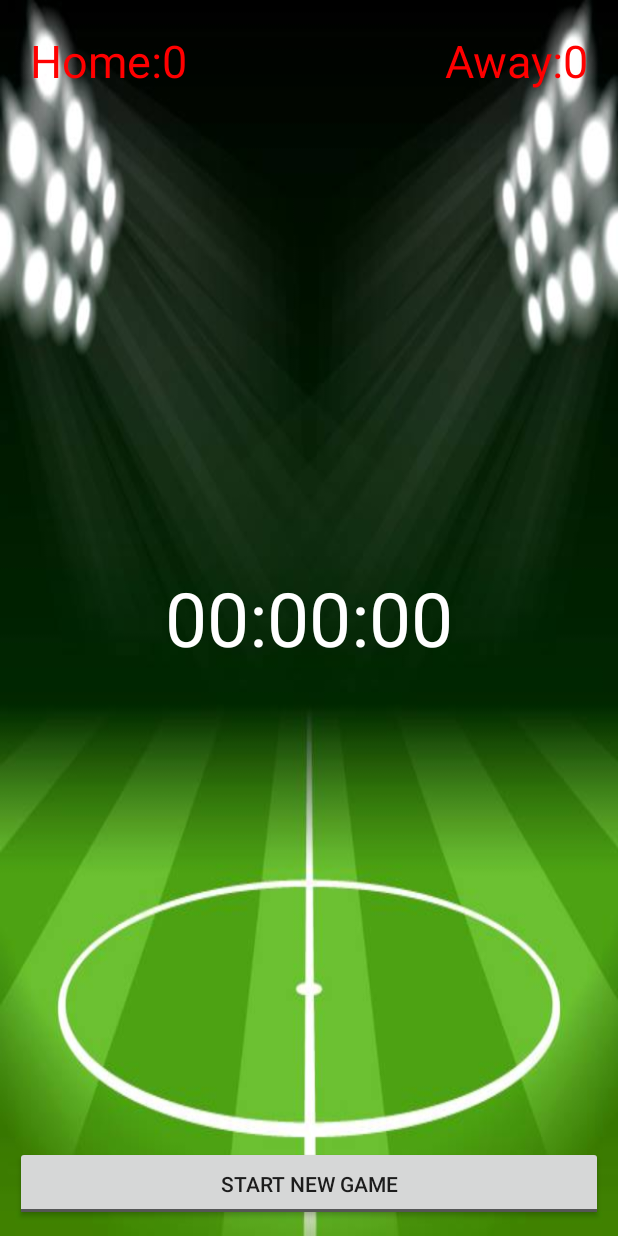
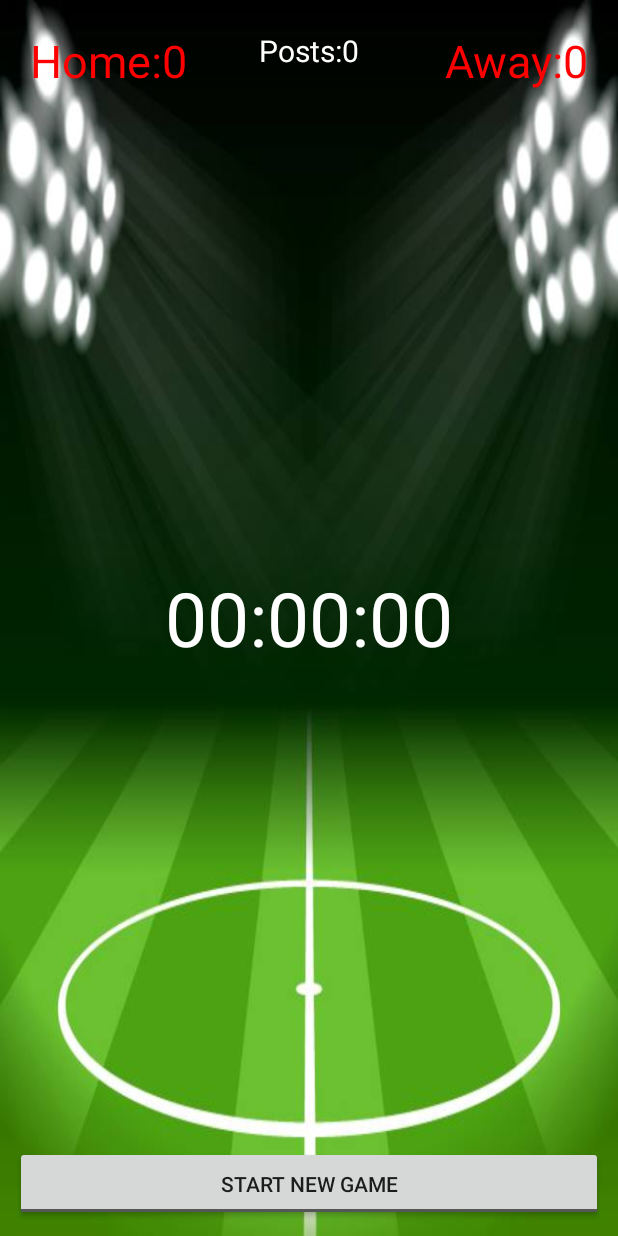
Before and after one commit to Psiroulis/Football_Stop_Game, an Android app: the screen it shows after launch (MainActivity), on a phone screen of 412 x 824 dp. Run offline under Robolectric (Android 15) with nearby library versions, the phone set to English and light mode, and no system bars.

Commit message:
set penalty buttons(mac)

```diff
--- a/app/src/main/java/gr/redpepper/footballrunningtime/MyChronometer.java
+++ b/app/src/main/java/gr/redpepper/footballrunningtime/MyChronometer.java
@@ -27,16 +27,16 @@ public class MyChronometer {
 
     private Activity activity;
 
-    private ToggleButton toggleButton;
+    private ToggleButton toggleButtonshoot;
 
-    private Button button;
+    private Button tooglebuttonstart;
 
-    public MyChronometer(int speed, TextView textview, Activity activity, ToggleButton toggleButton, Button button) {
+    public MyChronometer(int speed, TextView textview, Activity activity, ToggleButton shoot, ToggleButton start) {
         this.speed = speed;
         this.textview = textview;
         this.activity = activity;
-        this.toggleButton = toggleButton;
-        this.button = button;
+        this.toggleButtonshoot = shoot;
+        this.tooglebuttonstart = start;
     }
 
     public void Start(){
@@ -121,6 +121,13 @@ public class MyChronometer {
 
         if(Seconds == 45){
 
+            activity.runOnUiThread(new Runnable() {
+                @Override
+                public void run() {
+                    toggleButtonshoot.setVisibility(View.GONE);
+                }
+            });
+
             mTimer.cancel();
 
             mTimer.purge();
@@ -143,10 +150,7 @@ public class MyChronometer {
 
                             textview.setText("00:45:00");
 
-                            button.setVisibility(View.VISIBLE);
-
-                            toggleButton.setVisibility(View.GONE);
-
+                            tooglebuttonstart.setVisibility(View.VISIBLE);
                         }
                     },70);
 
--- a/app/src/main/res/layout/activity_main.xml
+++ b/app/src/main/res/layout/activity_main.xml
@@ -5,6 +5,17 @@
     android:layout_width="match_parent"
     android:background="@drawable/background">
 
+
+    <TextView
+        android:id="@+id/posts"
+        android:layout_width="wrap_content"
+        android:layout_height="wrap_content"
+        android:layout_centerHorizontal="true"
+        android:text="Posts:0"
+        android:layout_alignParentTop="true"
+        android:layout_margin="20dp"
+        android:textSize="20sp"
+        android:textColor="#fff"/>
 
     <TextView
         android:id="@+id/away_goals"
```
Also changed, not shown: app/src/main/java/gr/redpepper/footballrunningtime/MainActivity.java (+109 -27 lines).
